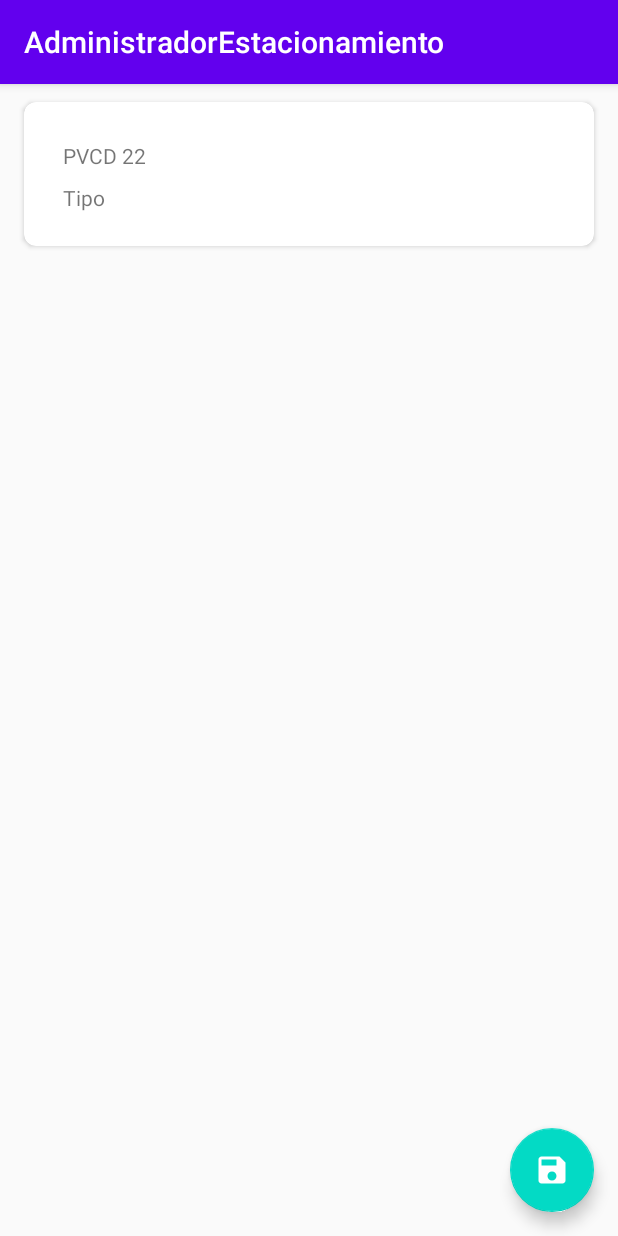
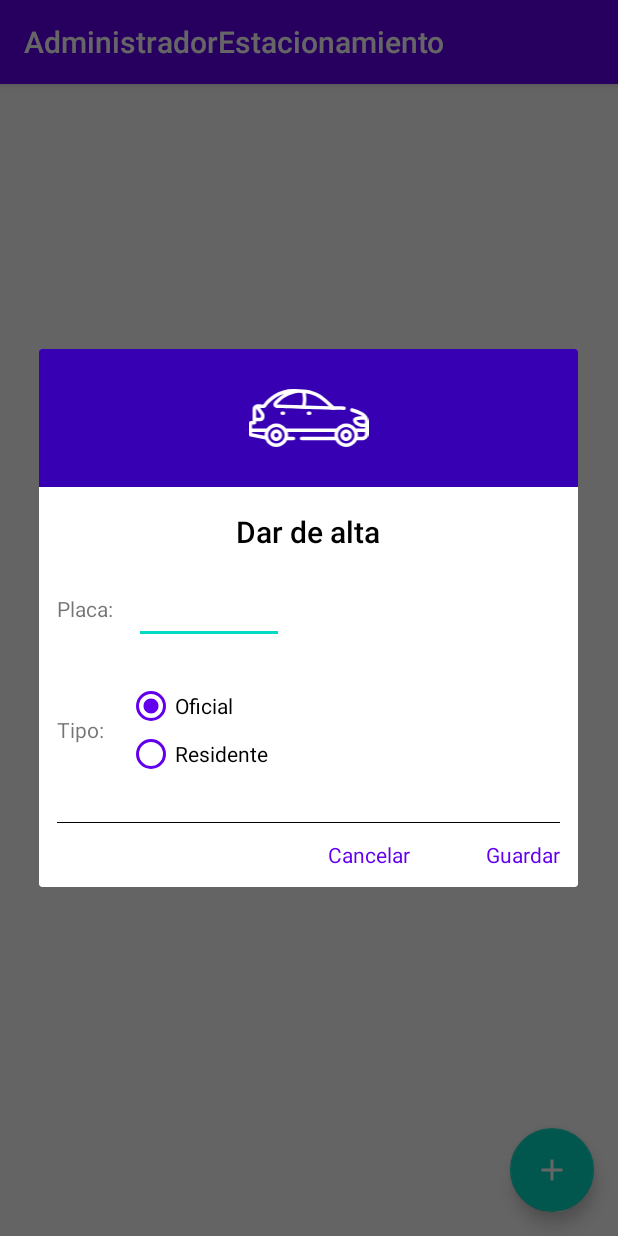
Before and after one commit to kevinPinzon/android-developer-test, an Android app: the fragment CarsFragment shown on its own in the app's theme, after a tap on an icon or button, on a phone screen of 412 x 824 dp. Run offline under Robolectric (Android 15) with nearby library versions, the phone set to English and light mode, and no system bars; our stand-ins replace Room's generated code.

Commit message:
se agrego dialogo personalizado en donde se agregaran vehiculos

```diff
--- a/AdministradorEstacionamiento/app/src/main/java/com/kevinpinzon/administradorestacionamiento/view/MainActivity.kt
+++ b/AdministradorEstacionamiento/app/src/main/java/com/kevinpinzon/administradorestacionamiento/view/MainActivity.kt
@@ -32,7 +32,7 @@ class MainActivity : AppCompatActivity() {
                     }
                     2 -> {
                         tab.text = "Vehiculos"
-                        tab.setIcon(R.drawable.ic_add_black_24dp)
+                        tab.setIcon(R.drawable.ic_automotive)
                     }
                 }
             })
--- a/AdministradorEstacionamiento/app/src/main/java/com/kevinpinzon/administradorestacionamiento/view/fragments/CarsFragment.kt
+++ b/AdministradorEstacionamiento/app/src/main/java/com/kevinpinzon/administradorestacionamiento/view/fragments/CarsFragment.kt
@@ -1,5 +1,6 @@
 package com.kevinpinzon.administradorestacionamiento.view.fragments
 
+import android.app.AlertDialog
 import android.os.Bundle
 import androidx.fragment.app.Fragment
 import android.view.LayoutInflater
@@ -14,6 +15,7 @@ import com.kevinpinzon.administradorestacionamiento.R
 import com.kevinpinzon.administradorestacionamiento.data.model.Car
 import com.kevinpinzon.administradorestacionamiento.viewmodel.CarViewModel
 import kotlinx.android.synthetic.main.fragment_cars.*
+import kotlinx.android.synthetic.main.dialog_addcar.*
 
 
 /**
@@ -48,9 +50,33 @@ class CarsFragment : Fragment() {
         val linearLayoutManager = LinearLayoutManager(context, RecyclerView.VERTICAL,false)
         car_recyclerView.layoutManager = linearLayoutManager
 
+        var modelDialog = AlertDialog.Builder(context)
+        val dialogView = layoutInflater.inflate(R.layout.dialog_addcar, null)
+        modelDialog.setView(dialogView)
+        var dialogCustom = modelDialog.create()
+
         addObserver()
 
-        btn_addCar.setOnClickListener { addCar() }
+        btn_addCar.setOnClickListener {
+
+            dialogCustom.show()
+
+            /*textView_save.setOnClickListener {
+                println("save")
+            }
+
+            textView_cancel.setOnClickListener {
+                println("cancel")
+                dialogCustom.cancel()
+            }*/
+
+
+
+            //editText_placa.text.toString()
+
+
+        //    addCar()
+        }
 
     }
 
--- /dev/null
+++ b/AdministradorEstacionamiento/app/src/main/res/layout/dialog_addcar.xml
@@ -0,0 +1,136 @@
+<?xml version="1.0" encoding="utf-8"?>
+<LinearLayout
+    xmlns:android="http://schemas.android.com/apk/res/android"
+    android:layout_width="match_parent"
+    android:layout_height="match_parent"
+    android:orientation="vertical">
+
+    <RelativeLayout
+        android:layout_width="match_parent"
+        android:layout_height="wrap_content"
+        android:background="@color/colorPrimaryDark"
+        android:gravity="center"
+        android:padding="4dp">
+        <ImageView
+            android:layout_width="wrap_content"
+            android:layout_height="80dp"
+            android:layout_margin="2dp"
+            android:tint="#fff"
+            android:src="@drawable/ic_automotive" />
+    </RelativeLayout>
+
+    <TextView
+        android:layout_width="wrap_content"
+        android:layout_gravity="center_horizontal"
+        android:layout_height="wrap_content"
+        style="@style/Base.TextAppearance.AppCompat.Title"
+        android:text="Dar de alta"
+        android:textColor="#000"
+        android:layout_marginTop="12dp"
+        android:padding="4dp"/>
+
+    <RelativeLayout
+        android:layout_width="match_parent"
+        android:layout_height="wrap_content"
+        android:layout_margin="12dp">
+
+        <TextView
+            android:id="@+id/textView_Titleplaca"
+            android:layout_width="wrap_content"
+            android:layout_height="wrap_content"
+            android:layout_gravity="left"
+            android:layout_marginTop="12dp"
+            android:gravity="center_vertical"
+            android:text="Placa:" />
+
+        <EditText
+            android:id="@+id/editText_placa"
+            android:layout_width="100dp"
+            android:layout_height="wrap_content"
+            android:layout_marginStart="14dp"
+            android:layout_toEndOf="@+id/textView_Titleplaca"
+            android:inputType="text"
+            android:text=""/>
+
+    </RelativeLayout>
+
+    <RelativeLayout
+        android:layout_width="match_parent"
+        android:layout_height="wrap_content"
+        android:layout_margin="12dp">
+
+        <TextView
+            android:id="@+id/textView_type"
+            android:layout_width="wrap_content"
+            android:layout_height="wrap_content"
+            android:layout_gravity="left"
+            android:gravity="center_vertical"
+            android:text="Tipo:"
+            android:layout_centerVertical="true"
+            android:layout_alignParentStart="true" />
+
+        <RadioGroup
+            android:id="@+id/radiog_types"
+            android:layout_width="140dp"
+            android:layout_height="wrap_content"
+            android:padding="1dp"
+            android:layout_marginStart="14dp"
+            android:layout_alignParentTop="true"
+            android:layout_toEndOf="@+id/textView_type">
+
+            <RadioButton
+                android:id="@+id/rb_personal"
+                android:layout_width="wrap_content"
+                android:layout_height="wrap_content"
+                android:buttonTint="@color/colorPrimary"
+                android:checked="true"
+                android:text="Oficial"/>
+
+            <RadioButton
+                android:id="@+id/rb_redes"
+                android:layout_width="wrap_content"
+                android:layout_height="wrap_content"
+                android:buttonTint="@color/colorPrimary"
+                android:text="Residente" />
+
+        </RadioGroup>
+
+    </RelativeLayout>
+
+    <RelativeLayout
+        android:layout_width="match_parent"
+        android:layout_height="wrap_content"
+        android:layout_margin="12dp">
+
+    <View
+        android:id="@+id/lineview"
+        android:layout_width="match_parent"
+        android:layout_height="0.4dp"
+        android:layout_marginBottom="4dp"
+        android:background="#000"
+        android:layout_marginTop="4dp" />
+
+    <TextView
+        android:id="@+id/textView_cancel"
+        android:layout_width="wrap_content"
+        android:layout_height="wrap_content"
+        android:layout_alignRight="@+id/textView_save"
+        android:layout_alignTop="@+id/lineview"
+        android:layout_marginEnd="100dp"
+        android:layout_marginTop="12dp"
+        android:text="Cancelar"
+        android:textColor="@color/colorPrimary"/>
+
+    <TextView
+        android:id="@+id/textView_save"
+        android:layout_width="wrap_content"
+        android:layout_height="wrap_content"
+        android:layout_alignTop="@+id/lineview"
+        android:layout_marginTop="12dp"
+        android:layout_alignParentEnd="true"
+        android:text="Guardar"
+        android:textColor="@color/colorPrimary" />
+
+    </RelativeLayout>
+
+</LinearLayout>
--- a/AdministradorEstacionamiento/app/src/main/res/layout/fragment_cars.xml
+++ b/AdministradorEstacionamiento/app/src/main/res/layout/fragment_cars.xml
@@ -23,7 +23,7 @@
             android:id="@+id/btn_addCar"
             android:layout_width="wrap_content"
             android:layout_height="wrap_content"
-            android:src="@drawable/ic_save_black_24dp"
+            android:src="@drawable/ic_add_black_24dp"
             app:layout_constraintBottom_toBottomOf="@+id/car_recyclerView"
             app:layout_constraintEnd_toEndOf="@+id/car_recyclerView"
             android:tint="#fff"
```
